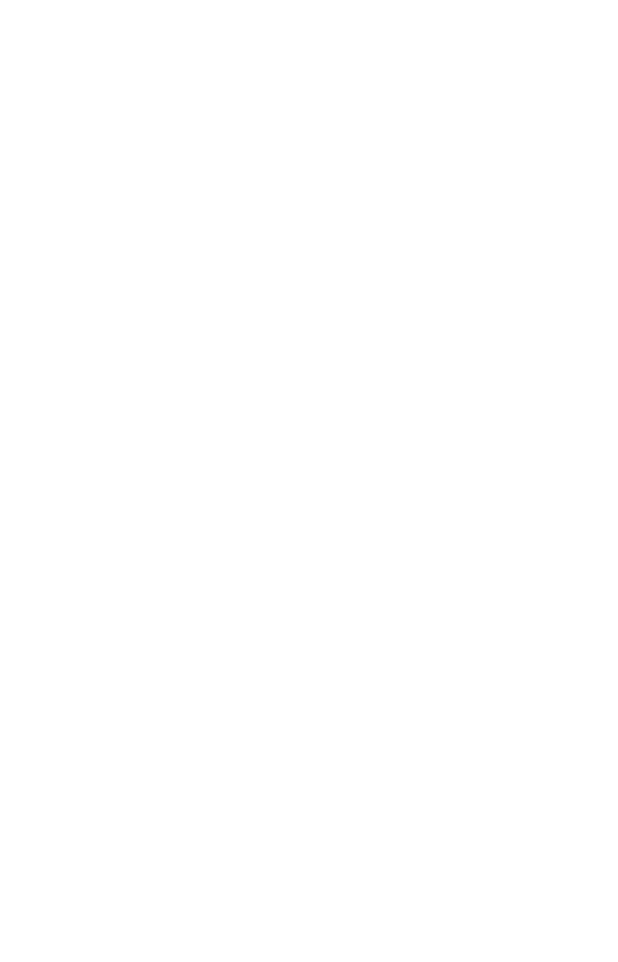
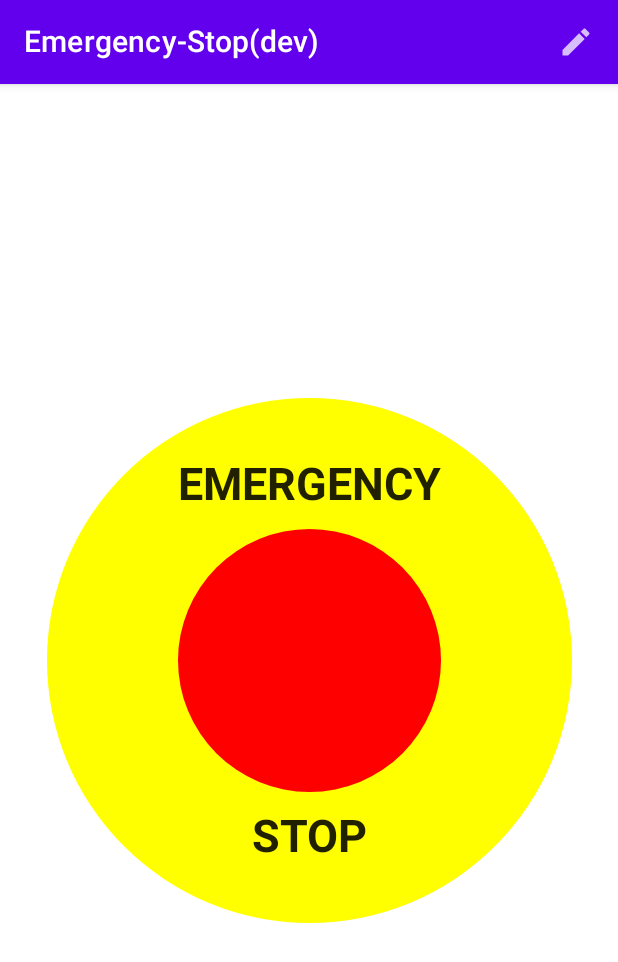
Before and after one commit to kota-shiokara/kuso-app-museum, an Android app built with Jetpack Compose: the screen it shows after launch (MainActivity), on a phone screen of 412 x 824 dp. Before the commit the part shown is empty. Shown: the top 962 px of the screen. Run offline under Robolectric (Android 15) with nearby library versions, the phone set to English and light mode, and no system bars.

Commit message:
[Emergency-Stop] MainPage View

```diff
--- a/EmergencyStop/app/build.gradle
+++ b/EmergencyStop/app/build.gradle
@@ -70,7 +70,7 @@ dependencies {
 
     // ViewModels
     def lifecycleVersion = "2.2.0"
-    def fragmentVersion = "1.3.6"
+    def fragmentVersion = "1.5.2"
     def lifecycleRuntimeVersion = "2.5.1"
     implementation "androidx.lifecycle:lifecycle-extensions:${lifecycleVersion}"
     implementation "androidx.lifecycle:lifecycle-viewmodel-ktx:${lifecycleVersion}"
--- a/EmergencyStop/app/src/main/java/com/ikanoshiokara/emergency_stop/view/pages/MainPage.kt
+++ b/EmergencyStop/app/src/main/java/com/ikanoshiokara/emergency_stop/view/pages/MainPage.kt
@@ -1,8 +1,102 @@
 package com.ikanoshiokara.emergency_stop.view.pages
 
+import androidx.compose.foundation.background
+import androidx.compose.foundation.clickable
+import androidx.compose.foundation.layout.Arrangement
+import androidx.compose.foundation.layout.Box
+import androidx.compose.foundation.layout.Column
+import androidx.compose.foundation.layout.Spacer
+import androidx.compose.foundation.layout.fillMaxSize
+import androidx.compose.foundation.layout.fillMaxWidth
+import androidx.compose.foundation.layout.height
+import androidx.compose.foundation.layout.padding
+import androidx.compose.foundation.layout.size
+import androidx.compose.foundation.shape.CircleShape
+import androidx.compose.foundation.verticalScroll
+import androidx.compose.material.Icon
+import androidx.compose.material.IconButton
+import androidx.compose.material.Scaffold
+import androidx.compose.material.Text
+import androidx.compose.material.TopAppBar
+import androidx.compose.material.icons.Icons
+import androidx.compose.material.icons.filled.Edit
 import androidx.compose.runtime.Composable
+import androidx.compose.ui.Alignment
+import androidx.compose.ui.Modifier
+import androidx.compose.ui.draw.clip
+import androidx.compose.ui.graphics.Color
+import androidx.compose.ui.res.stringResource
+import androidx.compose.ui.text.font.FontWeight
+import androidx.compose.ui.unit.dp
+import androidx.compose.ui.unit.sp
+import com.ikanoshiokara.emergency_stop.R
 
 @Composable
 fun MainPage() {
+    Scaffold(
+        topBar = {
+            MainAppBar()
+        }
+    ) {
+        MainContent()
+    }
+}
 
+@Composable
+fun MainAppBar() {
+    TopAppBar(
+        title = {
+            Text(stringResource(id = R.string.app_name))
+        },
+        actions = {
+            IconButton(onClick = { /* TODO: */ }) {
+                Icon(Icons.Filled.Edit, contentDescription = "")
+            }
+        }
+    )
 }
+
+@Composable
+fun MainContent() {
+    Column(
+        modifier = Modifier.fillMaxSize(),
+        verticalArrangement = Arrangement.Center,
+        horizontalAlignment = Alignment.CenterHorizontally
+    ) {
+        Box(
+            modifier = Modifier
+                .size(350.dp)
+                .clip(CircleShape)
+                .background(Color.Yellow)
+        ) {
+            Column(
+                modifier = Modifier.fillMaxSize(),
+                verticalArrangement = Arrangement.Center,
+                horizontalAlignment = Alignment.CenterHorizontally
+            ) {
+                EmergencyText(text = "EMERGENCY")
+                Spacer(modifier = Modifier.size(12.dp))
+                Box(
+                    modifier = Modifier
+                        .size(175.dp)
+                        .clip(CircleShape)
+                        .background(Color.Red)
+                        .clickable {
+
+                        }
+                )
+                Spacer(modifier = Modifier.size(12.dp))
+                EmergencyText(text = "STOP")
+            }
+        }
+    }
+}
+
+@Composable
+fun EmergencyText(text: String) {
+    Text(
+        text = text,
+        fontSize = 30.sp,
+        fontWeight = FontWeight.Bold
+    )
+}
--- a/EmergencyStop/app/src/main/res/values/colors.xml
+++ b/EmergencyStop/app/src/main/res/values/colors.xml
@@ -7,4 +7,5 @@
     <color name="teal_700">#FF018786</color>
     <color name="black">#FF000000</color>
     <color name="white">#FFFFFFFF</color>
+    <color name="yellow">#FFFF00</color>
 </resources>
```
